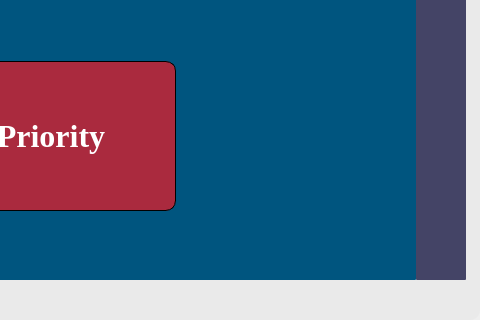
Before: the Qt Designer form ticket.ui in ornido77/Line-Queuing-and-Ticketing-System, drawn with Qt 5; both pictures show x 720 to 1200 and y 585 to 905 of the 1200 by 905 pixel window.
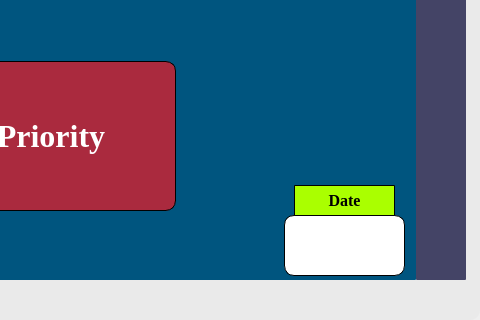
After: the same form once the commit is applied.

Diff of the .ui file:
```diff
--- a/ticket.ui
+++ b/ticket.ui
@@ -893,6 +893,94 @@
               </item>
              </layout>
             </widget>
+            <widget class="QTextEdit" name="dateTime">
+             <property name="geometry">
+              <rect>
+               <x>940</x>
+               <y>760</y>
+               <width>121</width>
+               <height>61</height>
+              </rect>
+             </property>
+             <property name="minimumSize">
+              <size>
+               <width>0</width>
+               <height>0</height>
+              </size>
+             </property>
+             <property name="maximumSize">
+              <size>
+               <width>150</width>
+               <height>100</height>
+              </size>
+             </property>
+             <property name="font">
+              <font>
+               <pointsize>10</pointsize>
+               <weight>75</weight>
+               <bold>true</bold>
+              </font>
+             </property>
+             <property name="cursor" stdset="0">
+              <cursorShape>ForbiddenCursor</cursorShape>
+             </property>
+             <property name="layoutDirection">
+              <enum>Qt::RightToLeft</enum>
+             </property>
+             <property name="styleSheet">
+              <string notr="true">background-color: rgb(255, 255, 255);
+color: green;
+border-style: outset;
+border-width:1px;
+border-radius: 10px;
+border-color: black;
+padding: 6px;
+mid-width: 10px;</string>
+             </property>
+             <property name="frameShadow">
+              <enum>QFrame::Plain</enum>
+             </property>
+             <property name="verticalScrollBarPolicy">
+              <enum>Qt::ScrollBarAlwaysOff</enum>
+             </property>
+             <property name="horizontalScrollBarPolicy">
+              <enum>Qt::ScrollBarAlwaysOff</enum>
+             </property>
+             <property name="readOnly">
+              <bool>false</bool>
+             </property>
+            </widget>
+            <widget class="QLabel" name="label_6">
+             <property name="geometry">
+              <rect>
+               <x>950</x>
+               <y>730</y>
+               <width>101</width>
+               <height>31</height>
+              </rect>
+             </property>
+             <property name="font">
+              <font>
+               <family>Times New Roman</family>
+               <pointsize>12</pointsize>
+               <weight>75</weight>
+               <bold>true</bold>
+              </font>
+             </property>
+             <property name="styleSheet">
+              <string notr="true">background-color: rgb(170, 255, 0);
+border-style: outset;
+border-width:1px;
+border-color: black;
+mid-width: 10px;</string>
+             </property>
+             <property name="text">
+              <string>Date</string>
+             </property>
+             <property name="alignment">
+              <set>Qt::AlignCenter</set>
+             </property>
+            </widget>
            </widget>
           </item>
           <item>
```
Left out of the diff: 12 changed lines with no effect on the pictures.
